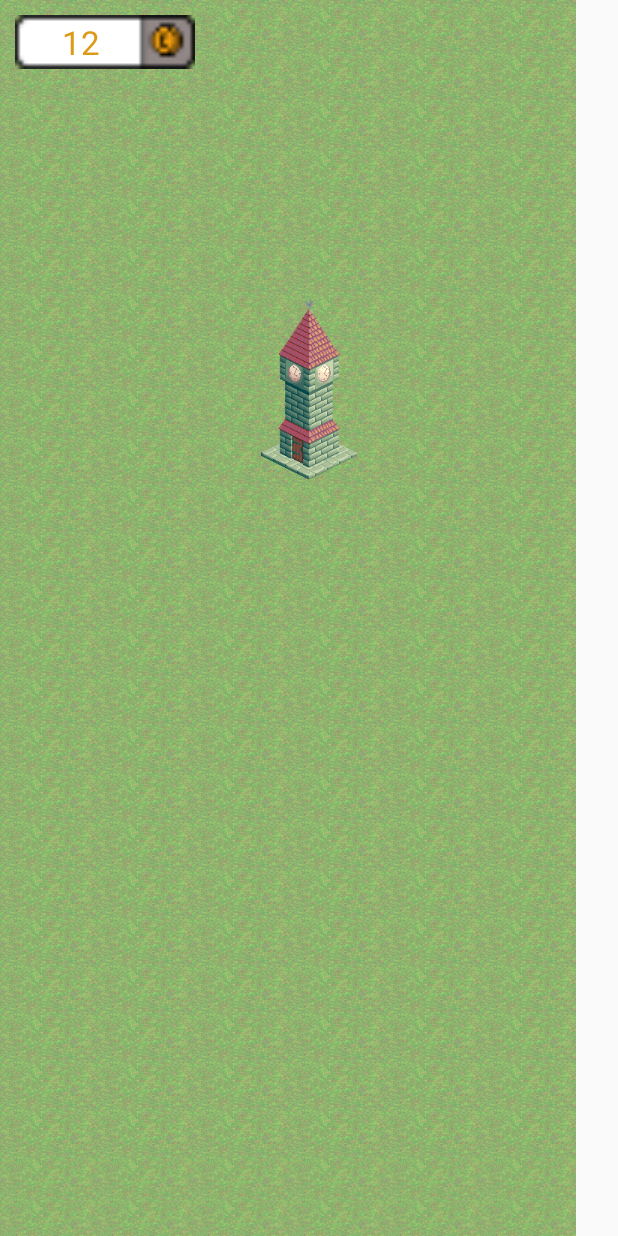
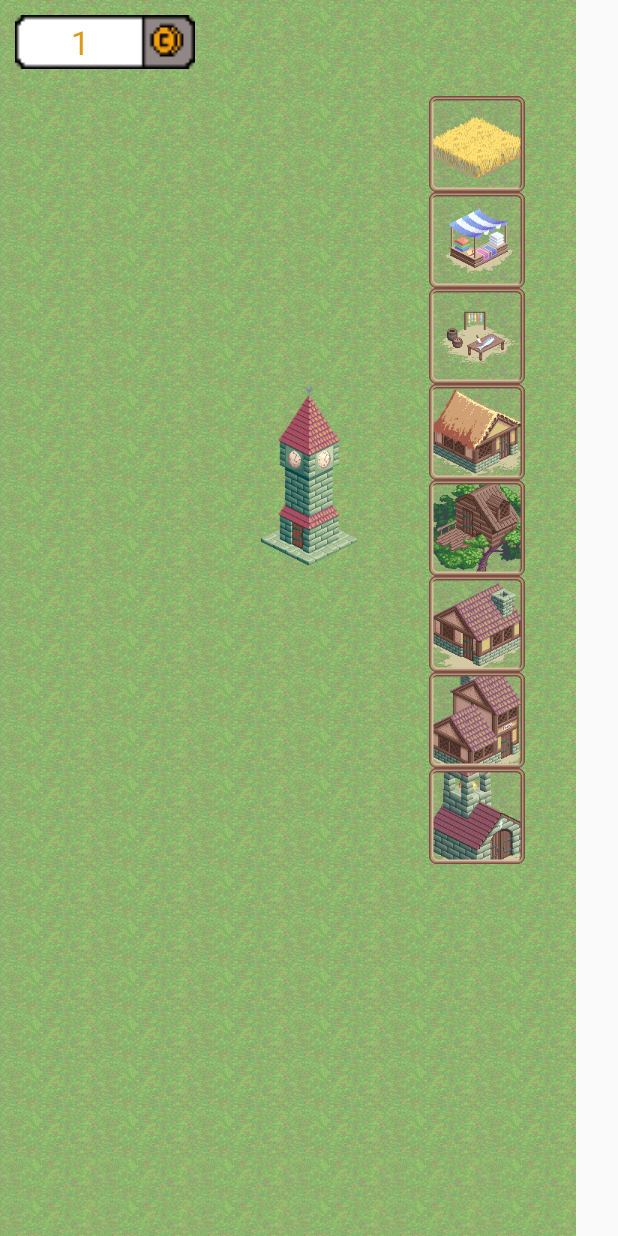
Before and after one commit to danilsizov/CivilCastle, an Android app: the screen it shows after launch (MainActivity), after a tap on an icon or button, on a phone screen of 412 x 824 dp. Run offline under Robolectric (Android 15) with nearby library versions, the phone set to English and light mode, and no system bars.

Commit message:
Start developed of game logick

```diff
--- a/app/src/main/java/com/example/goo/civilcastle/MainActivity.java
+++ b/app/src/main/java/com/example/goo/civilcastle/MainActivity.java
@@ -1,12 +1,17 @@
 package com.example.goo.civilcastle;
 
+import android.os.StrictMode;
 import android.support.v7.app.AppCompatActivity;
 import android.os.Bundle;
 import android.view.View;
 import android.view.Window;
+import android.widget.TextView;
+import android.widget.Toast;
 
 public class MainActivity extends AppCompatActivity {
 
+    private int numberOfCoins=0;
+    private static final int LENGTH_SHORT = 500;
     @Override
     protected void onCreate(Bundle savedInstanceState) {
         requestWindowFeature(Window.FEATURE_NO_TITLE);
@@ -17,7 +22,10 @@ public class MainActivity extends AppCompatActivity {
 
     public void myMainClick(View view) {
 
-
+        TextView myCoinsScore = (TextView)findViewById(R.id.myCoinsScore);
+        numberOfCoins++;
+        myCoinsScore.setText(numberOfCoins + "");
+        Toast.makeText(this, "+1", Toast.LENGTH_SHORT).show();
 
     }
 }
--- a/app/src/main/res/layout/activity_main.xml
+++ b/app/src/main/res/layout/activity_main.xml
@@ -736,9 +736,9 @@
         android:id="@+id/imageButton"
         android:adjustViewBounds="false"
         android:background="@mipmap/myclock"
-        android:layout_above="@+id/imageView40"
-        android:layout_centerHorizontal="true"
-        android:onClick="myMainClick" />
+        android:onClick="myMainClick"
+        android:layout_below="@+id/imageView38"
+        android:layout_centerHorizontal="true" />
 
     <ImageView
         android:layout_width="wrap_content"
@@ -776,12 +776,74 @@
                     android:layout_width="wrap_content"
                     android:layout_height="wrap_content"
                     android:textAppearance="?android:attr/textAppearanceLarge"
-                    android:text="12"
-                    android:id="@+id/textView"
+                    android:text="0"
+                    android:id="@+id/myCoinsScore"
                     android:textColor="#dc9a17"
                     android:layout_gravity="center" />
             </FrameLayout>
         </LinearLayout>
     </LinearLayout>
 
+    <LinearLayout
+        android:orientation="vertical"
+        android:layout_width="match_parent"
+        android:layout_height="match_parent"
+        android:layout_toEndOf="@+id/imageView4"
+        android:layout_below="@+id/imageView5"
+        android:layout_above="@+id/imageView68"
+        android:layout_toRightOf="@+id/imageView4"
+        android:layout_marginLeft="30dp">
+
+        <ImageButton
+            android:layout_width="wrap_content"
+            android:layout_height="wrap_content"
+            android:id="@+id/imageButton2"
+            android:background="@mipmap/buttonshui"
+            android:layout_below="@+id/imageView5"
+            android:layout_toRightOf="@+id/imageView5"
+            android:layout_toEndOf="@+id/imageView5" />
+
+        <ImageButton
+            android:layout_width="wrap_content"
+            android:layout_height="wrap_content"
+            android:id="@+id/imageButton3"
+            android:background="@mipmap/buttonsrinok" />
+
+        <ImageButton
+            android:layout_width="wrap_content"
+            android:layout_height="wrap_content"
+            android:id="@+id/imageButton4"
+            android:background="@mipmap/buttonsfish" />
+
+        <ImageButton
+            android:layout_width="wrap_content"
+            android:layout_height="wrap_content"
+            android:id="@+id/imageButton5"
+            android:background="@mipmap/buttonsfermerhome" />
+
+        <ImageButton
+            android:layout_width="wrap_content"
+            android:layout_height="wrap_content"
+            android:id="@+id/imageButton6"
+            android:background="@mipmap/buttonstreeshome" />
+
+        <ImageButton
+            android:layout_width="wrap_content"
+            android:layout_height="wrap_content"
+            android:id="@+id/imageButton7"
+            android:background="@mipmap/buttonsgoodhouse" />
+
+        <ImageButton
+            android:layout_width="wrap_content"
+            android:layout_height="wrap_content"
+            android:id="@+id/imageButton8"
+            android:background="@mipmap/buttonsbighouse" />
+
+        <ImageButton
+            android:layout_width="wrap_content"
+            android:layout_height="wrap_content"
+            android:id="@+id/imageButton9"
+            android:background="@mipmap/buttonscherche" />
+    </LinearLayout>
+
 </RelativeLayout>
```
Also changed, not shown: app/src/main/res/mipmap-xhdpi/buttonsbighouse.png (added), app/src/main/res/mipmap-xhdpi/buttonscherche.png (added), app/src/main/res/mipmap-xhdpi/buttonsfermerhome.png (added), app/src/main/res/mipmap-xhdpi/buttonsfish.png (added), app/src/main/res/mipmap-xhdpi/buttonsgoodhouse.png (added), app/src/main/res/mipmap-xhdpi/buttonshui.png (added), app/src/main/res/mipmap-xhdpi/buttonsrinok.png (added), app/src/main/res/mipmap-xhdpi/buttonstreeshome.png (added), app/src/main/res/mipmap-xhdpi/coinsscore.png.
